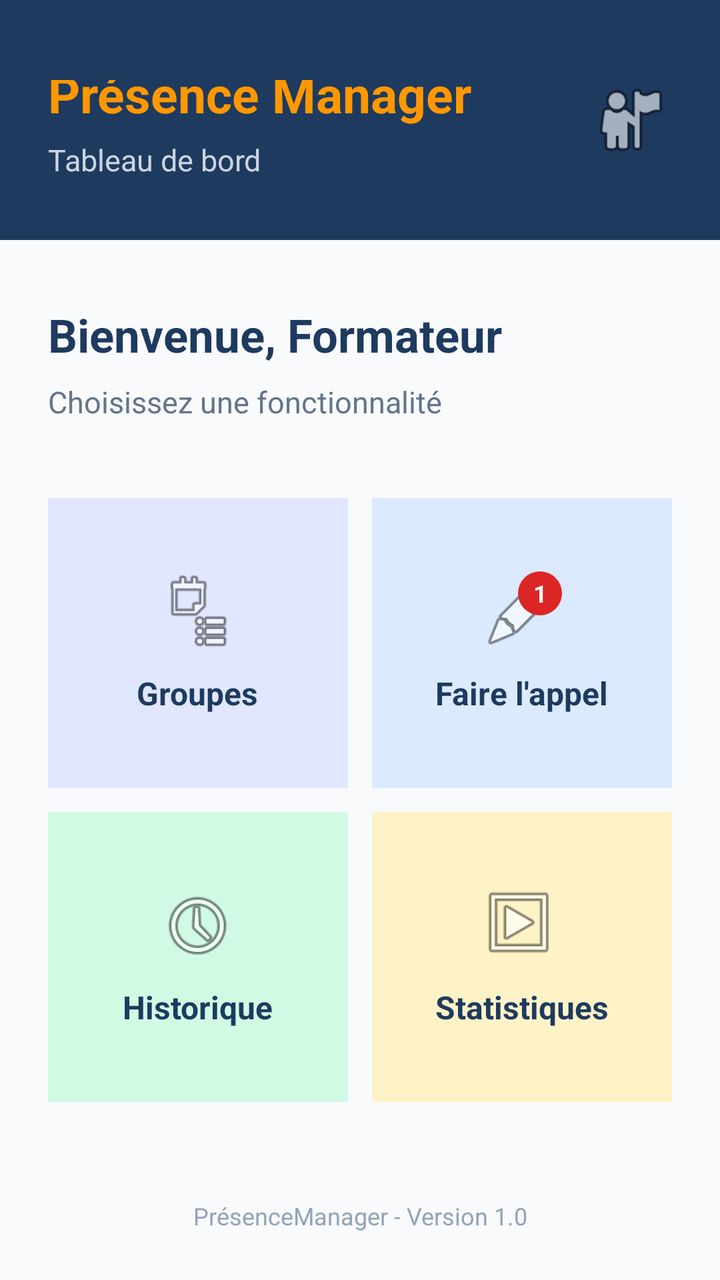
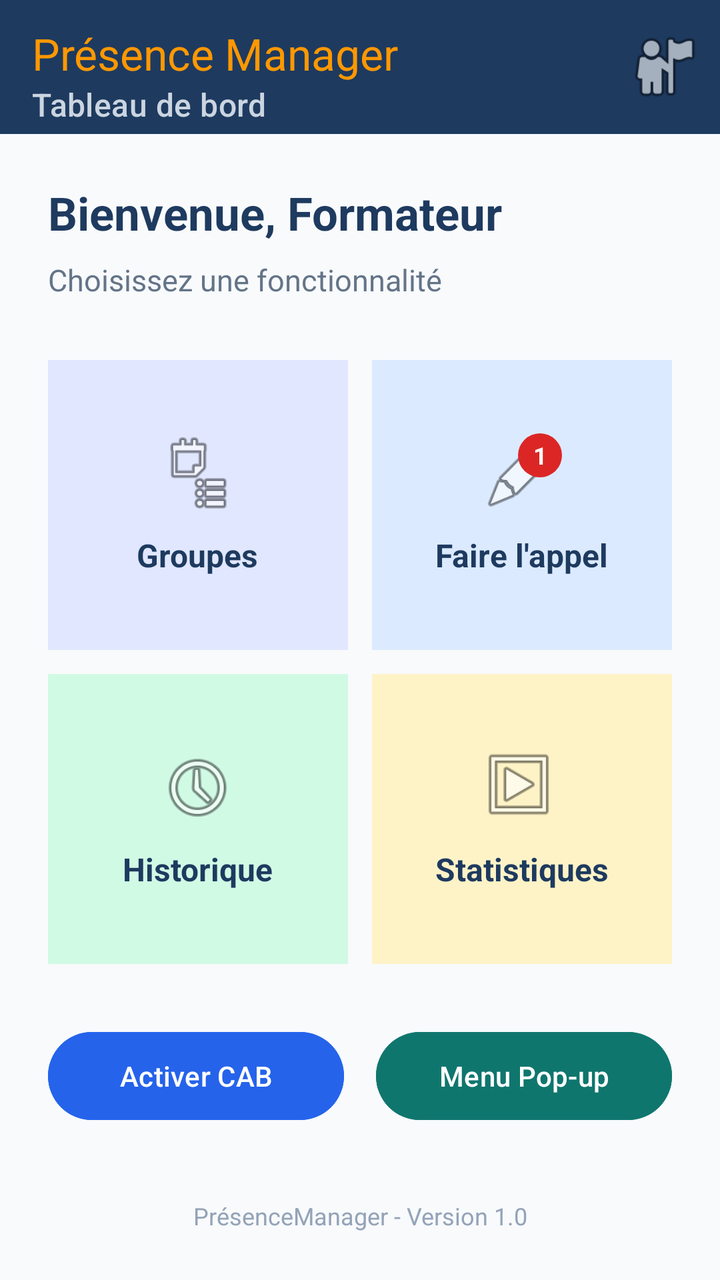

Screens rendered from an Android XML layout before and after an edit, with the pre-edit source and the edit as a unified diff.
<!-- AndroidManifest.xml: application theme Theme.PresenceManager -->
<!-- res/layout/activity_dashboard.xml -->
<?xml version="1.0" encoding="utf-8"?>
<androidx.constraintlayout.widget.ConstraintLayout xmlns:android="http://schemas.android.com/apk/res/android"
    xmlns:app="http://schemas.android.com/apk/res-auto"
    android:id="@+id/layoutDashboard"
    android:layout_width="match_parent"
    android:layout_height="match_parent"
    android:background="#F8FAFC">

    
    <RelativeLayout
        android:id="@+id/layoutHeader"
        android:layout_width="0dp"
        android:layout_height="wrap_content"
        android:minHeight="120dp"
        android:background="#1E3A5F"
        android:paddingStart="24dp"
        android:paddingEnd="24dp"
        android:paddingTop="40dp"
        android:paddingBottom="12dp"
        app:layout_constraintTop_toTopOf="parent"
        app:layout_constraintStart_toStartOf="parent"
        app:layout_constraintEnd_toEndOf="parent">

        
        <LinearLayout
            android:id="@+id/layoutHeaderText"
            android:layout_width="wrap_content"
            android:layout_height="wrap_content"
            android:orientation="vertical"
            android:layout_centerVertical="true"
            android:layout_alignParentStart="true"
            android:layout_toStartOf="@id/imgProfil">

            <TextView
                android:id="@+id/txtAppName"
                android:layout_width="wrap_content"
                android:layout_height="wrap_content"
                android:text="@string/dashboard_app_name"
                android:textSize="25sp"
                android:textStyle="bold"
                android:textColor="#FF9800" />

            <TextView
                android:id="@+id/txtSubtitle"
                android:layout_width="wrap_content"
                android:layout_height="wrap_content"
                android:layout_marginTop="6dp"
                android:text="@string/dashboard_subtitle"
                android:textSize="15sp"
                android:textColor="#CBD5E1" />
        </LinearLayout>

        
        <ImageView
            android:id="@+id/imgProfil"
            android:layout_width="42dp"
            android:layout_height="42dp"
            android:layout_alignParentEnd="true"
            android:layout_centerVertical="true"
            android:src="@android:drawable/ic_menu_myplaces"
            android:contentDescription="@string/profil_desc" />

    </RelativeLayout>

    
    <TextView
        android:id="@+id/txtBienvenue"
        android:layout_width="wrap_content"
        android:layout_height="wrap_content"
        android:layout_marginStart="24dp"
        android:layout_marginTop="32dp"
        android:text="@string/bienvenue_formateur"
        android:textSize="23sp"
        android:textStyle="bold"
        android:textColor="#1E3A5F"
        app:layout_constraintTop_toBottomOf="@id/layoutHeader"
        app:layout_constraintStart_toStartOf="parent" />

    
    <TextView
        android:id="@+id/txtInstruction"
        android:layout_width="wrap_content"
        android:layout_height="wrap_content"
        android:layout_marginStart="24dp"
        android:layout_marginTop="8dp"
        android:text="@string/instruction_dashboard"
        android:textSize="15sp"
        android:textColor="#647488"
        app:layout_constraintTop_toBottomOf="@id/txtBienvenue"
        app:layout_constraintStart_toStartOf="parent" />

    
    <GridLayout
        android:id="@+id/gridFonctionnalites"
        android:layout_width="0dp"
        android:layout_height="wrap_content"
        android:layout_marginTop="32dp"
        android:layout_marginStart="18dp"
        android:layout_marginEnd="18dp"
        android:columnCount="2"
        android:rowCount="2"
        app:layout_constraintTop_toBottomOf="@id/txtInstruction"
        app:layout_constraintStart_toStartOf="parent"
        app:layout_constraintEnd_toEndOf="parent">

        
        <LinearLayout
            android:id="@+id/cardGroupes"
            android:layout_width="0dp"
            android:layout_height="145dp"
            android:layout_row="0"
            android:layout_column="0"
            android:layout_columnWeight="1"
            android:layout_gravity="fill"
            android:layout_margin="6dp"
            android:padding="12dp"
            android:background="#E0E7FF"
            android:orientation="vertical"
            android:gravity="center">

            <ImageView
                android:layout_width="40dp"
                android:layout_height="40dp"
                android:src="@android:drawable/ic_menu_agenda"
                android:contentDescription="@string/card_groupes" />

            <TextView
                android:layout_width="wrap_content"
                android:layout_height="wrap_content"
                android:layout_marginTop="10dp"
                android:text="@string/card_groupes"
                android:textSize="16sp"
                android:textStyle="bold"
                android:textColor="#1E3A5F" />
        </LinearLayout>

        
        <LinearLayout
            android:id="@+id/cardAppel"
            android:layout_width="0dp"
            android:layout_height="145dp"
            android:layout_row="0"
            android:layout_column="1"
            android:layout_columnWeight="1"
            android:layout_gravity="fill"
            android:layout_margin="6dp"
            android:padding="12dp"
            android:background="#DBEAFE"
            android:orientation="vertical"
            android:gravity="center">

            <FrameLayout
                android:id="@+id/frameAppel"
                android:layout_width="wrap_content"
                android:layout_height="wrap_content">

                <ImageView
                    android:layout_width="40dp"
                    android:layout_height="40dp"
                    android:src="@android:drawable/ic_menu_edit"
                    android:contentDescription="@string/card_appel" />

                
                <TextView
                    android:id="@+id/txtBadge"
                    android:layout_width="22dp"
                    android:layout_height="22dp"
                    android:layout_gravity="top|end"
                    android:background="@drawable/badge_background"
                    android:gravity="center"
                    android:text="@string/badge_appel"
                    android:textColor="#FFFFFF"
                    android:textSize="12sp"
                    android:textStyle="bold" />
            </FrameLayout>

            <TextView
                android:layout_width="wrap_content"
                android:layout_height="wrap_content"
                android:layout_marginTop="10dp"
                android:text="@string/card_appel"
                android:textSize="16sp"
                android:textStyle="bold"
                android:textColor="#1E3A5F" />
        </LinearLayout>

        
        <LinearLayout
            android:id="@+id/cardHistorique"
            android:layout_width="0dp"
            android:layout_height="145dp"
            android:layout_row="1"
            android:layout_column="0"
            android:layout_columnWeight="1"
            android:layout_gravity="fill"
            android:layout_margin="6dp"
            android:padding="12dp"
            android:background="#D1FAE5"
            android:orientation="vertical"
            android:gravity="center">

            <ImageView
                android:layout_width="40dp"
                android:layout_height="40dp"
                android:src="@android:drawable/ic_menu_recent_history"
                android:contentDescription="@string/card_historique" />

            <TextView
                android:layout_width="wrap_content"
                android:layout_height="wrap_content"
                android:layout_marginTop="10dp"
                android:text="@string/card_historique"
                android:textSize="16sp"
                android:textStyle="bold"
                android:textColor="#1E3A5F" />
        </LinearLayout>

        
        <LinearLayout
            android:id="@+id/cardStatistiques"
            android:layout_width="0dp"
            android:layout_height="145dp"
            android:layout_row="1"
            android:layout_column="1"
            android:layout_columnWeight="1"
            android:layout_gravity="fill"
            android:layout_margin="6dp"
            android:padding="12dp"
            android:background="#FEF3C7"
            android:orientation="vertical"
            android:gravity="center">

            <ImageView
                android:layout_width="40dp"
                android:layout_height="40dp"
                android:src="@android:drawable/ic_menu_slideshow"
                android:contentDescription="@string/card_statistiques" />

            <TextView
                android:layout_width="wrap_content"
                android:layout_height="wrap_content"
                android:layout_marginTop="10dp"
                android:text="@string/card_statistiques"
                android:textSize="16sp"
                android:textStyle="bold"
                android:textColor="#1E3A5F" />
        </LinearLayout>

    </GridLayout>

    
    <TextView
        android:id="@+id/txtFooterDashboard"
        android:layout_width="0dp"
        android:layout_height="wrap_content"
        android:layout_marginBottom="24dp"
        android:text="@string/footer_dashboard"
        android:textSize="12sp"
        android:textColor="#94A3B8"
        android:gravity="center"
        app:layout_constraintBottom_toBottomOf="parent"
        app:layout_constraintStart_toStartOf="parent"
        app:layout_constraintEnd_toEndOf="parent" />

</androidx.constraintlayout.widget.ConstraintLayout>
<!-- resources referenced by this layout -->
<resources>
  <!-- drawable badge_background (drawable) -->
  <?xml version="1.0" encoding="utf-8"?>
  <shape xmlns:android="http://schemas.android.com/apk/res/android"
      android:shape="rectangle">
      <solid android:color="#DC2626"/>
      <corners android:radius="11dp"/>
  </shape>
  <string name="badge_appel">1</string>
  <string name="bienvenue_formateur">Bienvenue, Formateur</string>
  <string name="card_appel">Faire l\'appel</string>
  <string name="card_groupes">Groupes</string>
  <string name="card_historique">Historique</string>
  <string name="card_statistiques">Statistiques</string>
  <string name="dashboard_app_name">Pr\u00E9sence Manager</string>
  <string name="dashboard_subtitle">Tableau de bord</string>
  <string name="footer_dashboard">Pr\u00E9senceManager - Version 1.0</string>
  <string name="instruction_dashboard">Choisissez une fonctionnalit\u00E9</string>
  <string name="profil_desc">Ic\u00F4ne de profil</string>
  <style name="Theme.PresenceManager" parent="Base.Theme.PresenceManager" />
  <style name="Base.Theme.PresenceManager" parent="Theme.Material3.DayNight.NoActionBar">
          
          
      </style>
</resources>

<!-- the commit's change to res/layout/activity_dashboard.xml (unified diff, before → after) -->
@@ -7,60 +7,33 @@
     android:background="#F8FAFC">
 
     
-    <RelativeLayout
-        android:id="@+id/layoutHeader"
-        android:layout_width="0dp"
-        android:layout_height="wrap_content"
-        android:minHeight="120dp"
+    <com.google.android.material.appbar.MaterialToolbar
+        android:id="@+id/toolbarDashboard"
+        android:layout_width="0dp"
+        android:layout_height="wrap_content"
+        android:minHeight="?attr/actionBarSize"
         android:background="#1E3A5F"
-        android:paddingStart="24dp"
-        android:paddingEnd="24dp"
-        android:paddingTop="40dp"
-        android:paddingBottom="12dp"
+        android:paddingTop="8dp"
+        android:paddingBottom="8dp"
+        app:title="@string/dashboard_app_name"
+        app:titleTextColor="#FF9800"
+        app:subtitle="@string/dashboard_subtitle"
+        app:subtitleTextColor="#CBD5E1"
         app:layout_constraintTop_toTopOf="parent"
         app:layout_constraintStart_toStartOf="parent"
         app:layout_constraintEnd_toEndOf="parent">
-
-        
-        <LinearLayout
-            android:id="@+id/layoutHeaderText"
-            android:layout_width="wrap_content"
-            android:layout_height="wrap_content"
-            android:orientation="vertical"
-            android:layout_centerVertical="true"
-            android:layout_alignParentStart="true"
-            android:layout_toStartOf="@id/imgProfil">
-
-            <TextView
-                android:id="@+id/txtAppName"
-                android:layout_width="wrap_content"
-                android:layout_height="wrap_content"
-                android:text="@string/dashboard_app_name"
-                android:textSize="25sp"
-                android:textStyle="bold"
-                android:textColor="#FF9800" />
-
-            <TextView
-                android:id="@+id/txtSubtitle"
-                android:layout_width="wrap_content"
-                android:layout_height="wrap_content"
-                android:layout_marginTop="6dp"
-                android:text="@string/dashboard_subtitle"
-                android:textSize="15sp"
-                android:textColor="#CBD5E1" />
-        </LinearLayout>
 
         
         <ImageView
             android:id="@+id/imgProfil"
-            android:layout_width="42dp"
-            android:layout_height="42dp"
-            android:layout_alignParentEnd="true"
-            android:layout_centerVertical="true"
+            android:layout_width="40dp"
+            android:layout_height="40dp"
+            android:layout_gravity="end|center_vertical"
+            android:layout_marginEnd="8dp"
             android:src="@android:drawable/ic_menu_myplaces"
             android:contentDescription="@string/profil_desc" />
 
-    </RelativeLayout>
+    </com.google.android.material.appbar.MaterialToolbar>
 
     
     <TextView
@@ -68,12 +41,12 @@
         android:layout_width="wrap_content"
         android:layout_height="wrap_content"
         android:layout_marginStart="24dp"
-        android:layout_marginTop="32dp"
+        android:layout_marginTop="24dp"
         android:text="@string/bienvenue_formateur"
         android:textSize="23sp"
         android:textStyle="bold"
         android:textColor="#1E3A5F"
-        app:layout_constraintTop_toBottomOf="@id/layoutHeader"
+        app:layout_constraintTop_toBottomOf="@id/toolbarDashboard"
         app:layout_constraintStart_toStartOf="parent" />
 
     
@@ -94,7 +67,7 @@
         android:id="@+id/gridFonctionnalites"
         android:layout_width="0dp"
         android:layout_height="wrap_content"
-        android:layout_marginTop="32dp"
+        android:layout_marginTop="24dp"
         android:layout_marginStart="18dp"
         android:layout_marginEnd="18dp"
         android:columnCount="2"
@@ -249,6 +222,40 @@
     </GridLayout>
 
     
+    <LinearLayout
+        android:id="@+id/layoutActions"
+        android:layout_width="0dp"
+        android:layout_height="wrap_content"
+        android:orientation="horizontal"
+        android:layout_marginTop="24dp"
+        android:layout_marginStart="24dp"
+        android:layout_marginEnd="24dp"
+        app:layout_constraintTop_toBottomOf="@id/gridFonctionnalites"
+        app:layout_constraintStart_toStartOf="parent"
+        app:layout_constraintEnd_toEndOf="parent">
+
+        <Button
+            android:id="@+id/btnCab"
+            android:layout_width="0dp"
+            android:layout_height="52dp"
+            android:layout_weight="1"
+            android:layout_marginEnd="8dp"
+            android:text="@string/btn_cab"
+            android:textColor="#FFFFFF"
+            android:backgroundTint="#2563EB" />
+
+        <Button
+            android:id="@+id/btnPopup"
+            android:layout_width="0dp"
+            android:layout_height="52dp"
+            android:layout_weight="1"
+            android:layout_marginStart="8dp"
+            android:text="@string/btn_popup"
+            android:textColor="#FFFFFF"
+            android:backgroundTint="#0F766E" />
+    </LinearLayout>
+
+    
     <TextView
         android:id="@+id/txtFooterDashboard"
         android:layout_width="0dp"
<!-- resource entries referenced after the edit -->
@@ -9,6 +9,8 @@
   </shape>
   <string name="badge_appel">1</string>
   <string name="bienvenue_formateur">Bienvenue, Formateur</string>
+  <string name="btn_cab">Activer CAB</string>
+  <string name="btn_popup">Menu Pop-up</string>
   <string name="card_appel">Faire l\'appel</string>
   <string name="card_groupes">Groupes</string>
   <string name="card_historique">Historique</string>
@@ -21,7 +23,9 @@
   <style name="Theme.PresenceManager" parent="Base.Theme.PresenceManager" />
   <style name="Base.Theme.PresenceManager" parent="Theme.Material3.DayNight.NoActionBar">
           
-          
+          <item name="windowActionModeOverlay">true</item>
+          <item name="actionModeBackground">@color/navy_blue</item>
       </style>
+  <color name="navy_blue">#1E3A5F</color>
 </resources>
 
